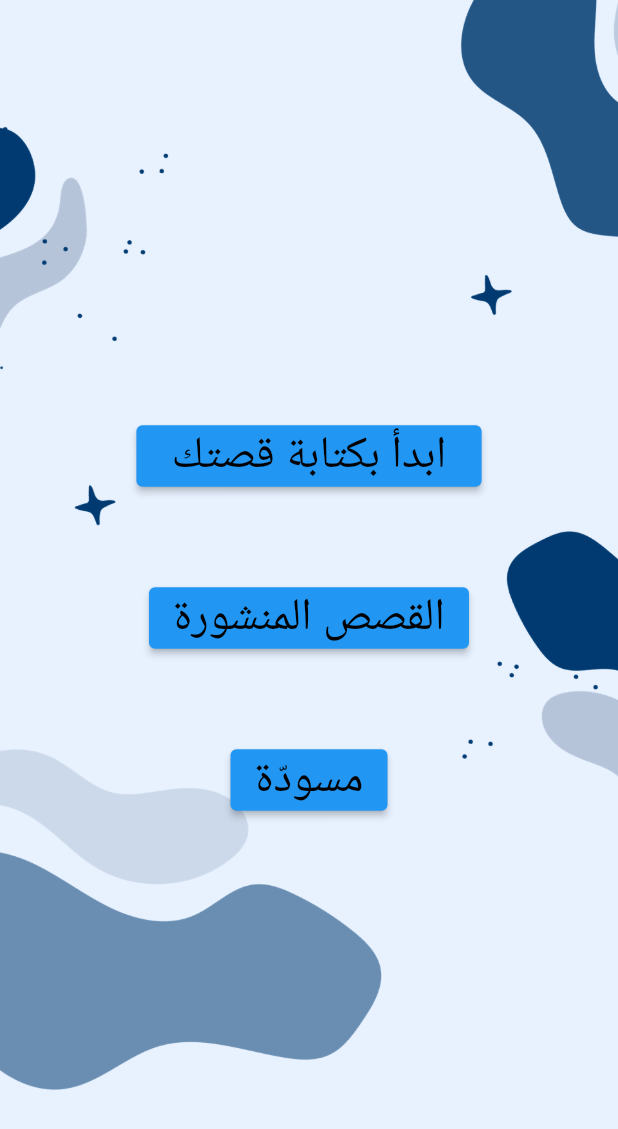
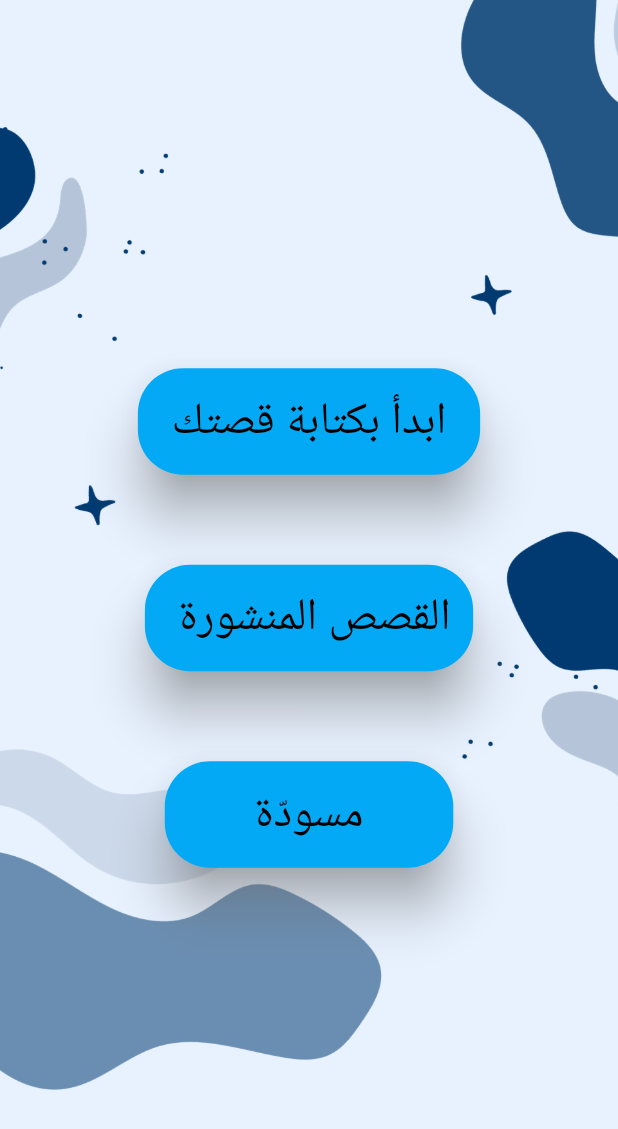
Before and after one commit to Lujain-M02/2023-GP1-6, a Flutter app: the WhitePage screen opened directly, on a phone screen of 412 x 824 dp. Shown: the top 1129 px of the screen. Run offline on Flutter 3.47's test engine with Material 2 defaults, Android fonts, the phone set to English and light mode, and no system bars; our stand-ins replace animate_do, animated_text_kit, introduction_screen, lottie.

Commit message:
Adding shadow to buttons

```diff
--- a/your_story/lib/pages/welcome_page.dart
+++ b/your_story/lib/pages/welcome_page.dart
@@ -146,6 +146,18 @@ class WhitePage extends StatelessWidget {
                   MaterialPageRoute(builder: (_) => const CreateStory()),
                 );
               },
+              //
+              style: ElevatedButton.styleFrom(
+                primary: Colors.lightBlue, // Background color
+                onPrimary: Colors.white, // Text color
+                shadowColor: Colors.grey, // Shadow color
+                elevation: 15, // Shadow elevation
+                shape: RoundedRectangleBorder(
+                  borderRadius:
+                      BorderRadius.circular(30), // Button border radius
+                ),
+                padding: const EdgeInsets.all(15), // Button padding
+              ), //
               child: const Text(
                 ' ابدأ بكتابة قصتك ',
                 style: TextStyle(
@@ -159,8 +171,20 @@ class WhitePage extends StatelessWidget {
             ),
             ElevatedButton(
               onPressed: () {},
+              //
+              style: ElevatedButton.styleFrom(
+                primary: Colors.lightBlue, // Background color
+                onPrimary: Colors.white, // Text color
+                shadowColor: Colors.grey, // Shadow color
+                elevation: 15, // Shadow elevation
+                shape: RoundedRectangleBorder(
+                  borderRadius:
+                      BorderRadius.circular(30), // Button border radius
+                ),
+                padding: const EdgeInsets.all(15), // Button padding
+              ), //
               child: const Text(
-                'القصص المنشورة',
+                ' القصص المنشورة',
                 style: TextStyle(
                   fontSize: 30, // Adjust the font size here
                   color: Color.fromARGB(255, 0, 0, 0),
@@ -170,8 +194,20 @@ class WhitePage extends StatelessWidget {
             const SizedBox(height: 60),
             ElevatedButton(
               onPressed: () {},
+              //
+              style: ElevatedButton.styleFrom(
+                primary: Colors.lightBlue, // Background color
+                onPrimary: Colors.white, // Text color
+                shadowColor: Colors.grey, // Shadow color
+                elevation: 15, // Shadow elevation
+                shape: RoundedRectangleBorder(
+                  borderRadius:
+                      BorderRadius.circular(30), // Button border radius
+                ),
+                padding: const EdgeInsets.all(15), // Button padding
+              ), //
               child: const Text(
-                'مسودّة',
+                '      مسودّة      ',
                 style: TextStyle(
                   fontSize: 30, // Adjust the font size here
                   color: Color.fromARGB(255, 0, 0, 0),
```
